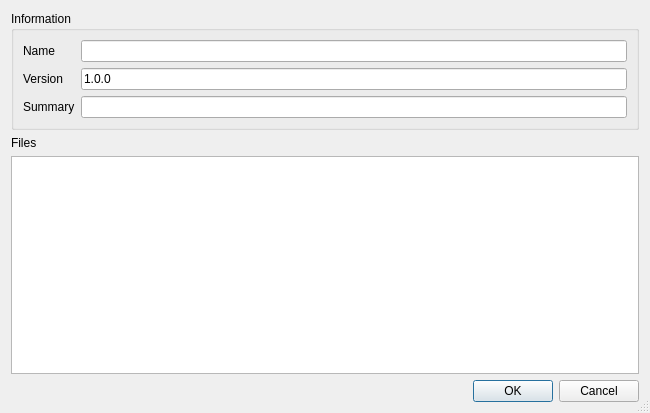
Old version of the form launcher/ui/dialogs/ExportMrPackDialog.ui in the repository FreesmTeam/FreesmLauncher.
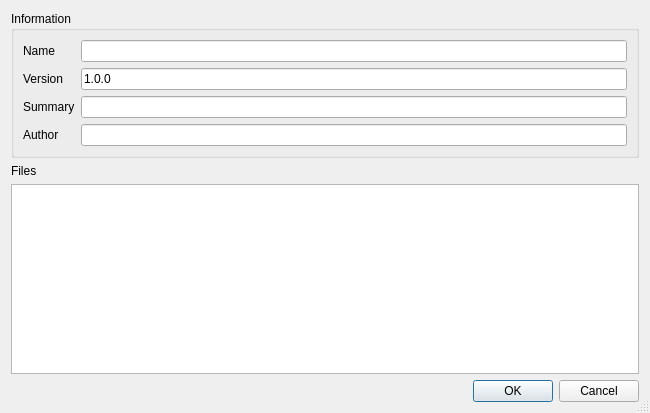
New version of the form.

Commit message: finished up the curesforge export

Patch:
```diff
--- a/launcher/ui/dialogs/ExportMrPackDialog.ui
+++ b/launcher/ui/dialogs/ExportMrPackDialog.ui
@@ -24,7 +24,7 @@
      </property>
      <layout class="QGridLayout" name="gridLayout">
       <item row="3" column="0">
-       <widget class="QLabel" name="versionLabel">
+       <widget class="QLabel" name="summaryLabel">
         <property name="text">
          <string>Summary</string>
         </property>
@@ -41,7 +41,7 @@
        </widget>
       </item>
       <item row="1" column="0">
-       <widget class="QLabel" name="summaryLabel">
+       <widget class="QLabel" name="versionLabel">
         <property name="text">
          <string>Version</string>
         </property>
@@ -57,6 +57,16 @@
         </property>
        </widget>
       </item>
+      <item row="4" column="0">
+       <widget class="QLabel" name="authorLabel">
+        <property name="text">
+         <string>Author</string>
+        </property>
+       </widget>
+      </item>
+      <item row="4" column="1">
+       <widget class="QLineEdit" name="author"/>
+      </item>
      </layout>
     </widget>
    </item>
```
The commit also changes 3 other files.
